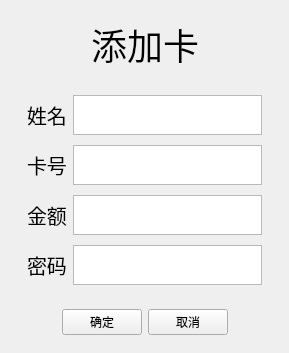
This is src/view/add.ui in funnyjacy/cybercafe as Qt 5 draws it before an edit. The edited form follows.
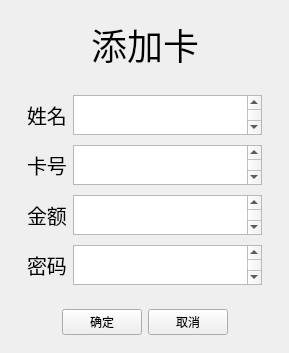
This is the edited form.

```diff
--- a/src/view/add.ui
+++ b/src/view/add.ui
@@ -110,7 +110,7 @@
             </property>
             <property name="font">
              <font>
-              <pointsize>15</pointsize>
+              <pointsize>20</pointsize>
              </font>
             </property>
            </widget>
@@ -175,7 +175,7 @@
             </property>
             <property name="font">
              <font>
-              <pointsize>15</pointsize>
+              <pointsize>20</pointsize>
              </font>
             </property>
            </widget>
@@ -240,7 +240,7 @@
             </property>
             <property name="font">
              <font>
-              <pointsize>15</pointsize>
+              <pointsize>20</pointsize>
              </font>
             </property>
            </widget>
@@ -305,7 +305,7 @@
             </property>
             <property name="font">
              <font>
-              <pointsize>15</pointsize>
+              <pointsize>20</pointsize>
              </font>
             </property>
            </widget>
```
